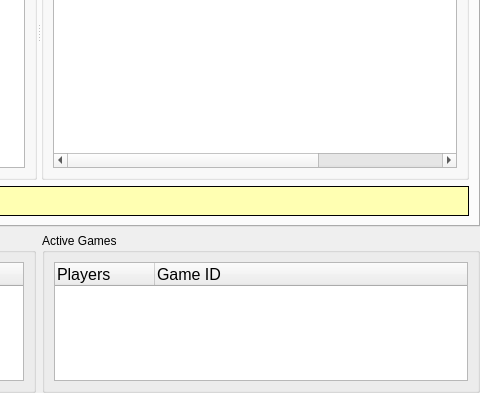
Before: the Qt Designer form gui/NEMainpage.ui in RetroShare/RetroChess, drawn with Qt 5; both pictures show x 402 to 882 and y 185 to 578 of the 882 by 578 pixel window.
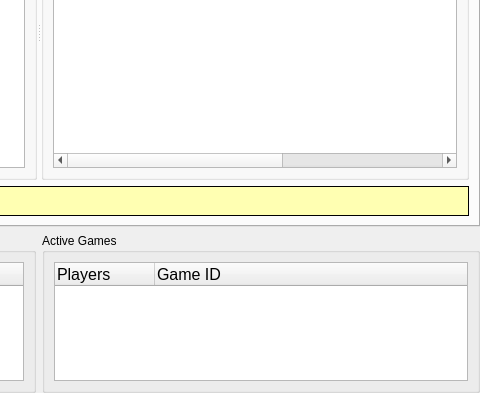
After: the same form once the commit is applied. The open tabs and pages were chosen to show the change. Icons and pictures are not drawn.

Diff of the .ui file:
```diff
--- a/gui/NEMainpage.ui
+++ b/gui/NEMainpage.ui
@@ -515,6 +515,11 @@
                <string>Rating</string>
               </property>
              </column>
+             <column>
+              <property name="text">
+               <string>RD</string>
+              </property>
+             </column>
              <column>
               <property name="text">
                <string>Last seen</string>
```
